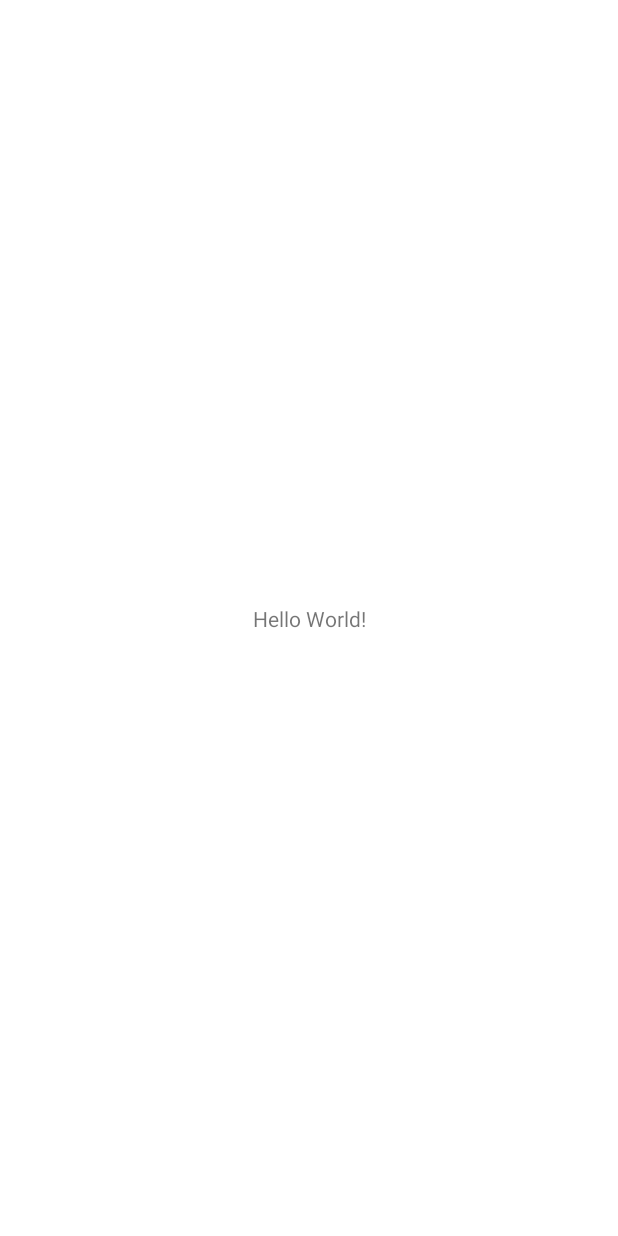
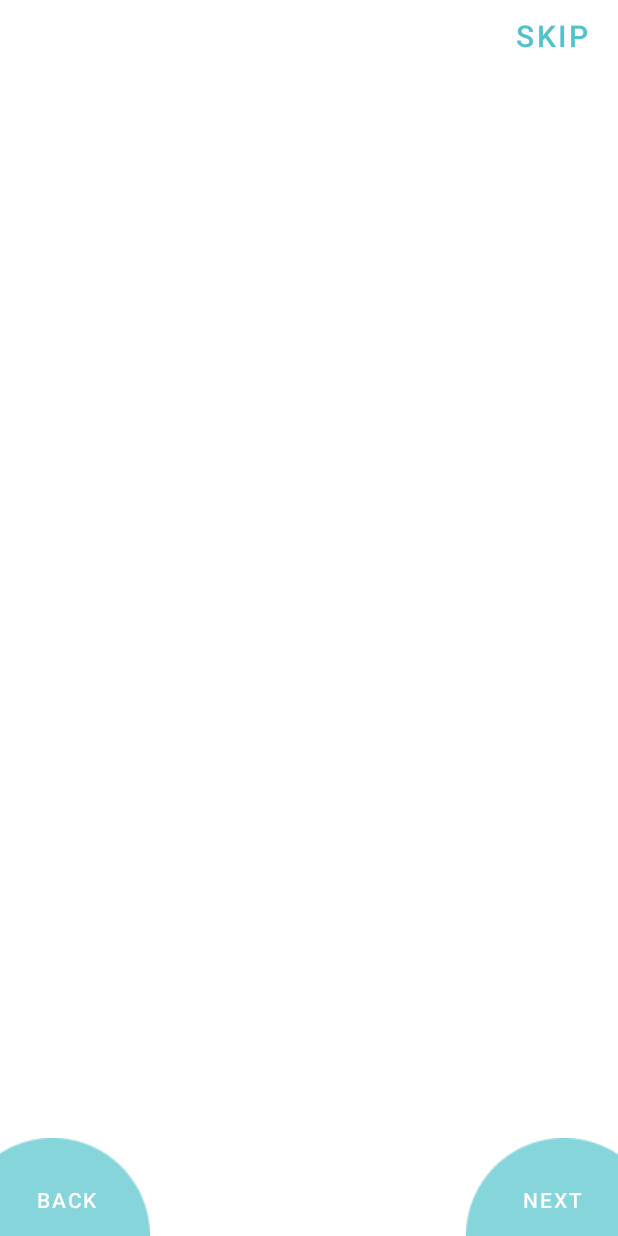
Before and after one commit to chairoel/OnBoarding, an Android app: the screen it shows after launch (MainActivity), on a phone screen of 412 x 824 dp. Before the commit the screen is almost empty. Run offline under Robolectric (Android 15) with nearby library versions, the phone set to English and light mode, and no system bars.

Commit message:
set layout main activity

```diff
--- a/app/src/main/res/layout/activity_main.xml
+++ b/app/src/main/res/layout/activity_main.xml
@@ -6,13 +6,71 @@
     android:layout_height="match_parent"
     tools:context=".MainActivity">
 
-    <TextView
+    <Button
+        android:id="@+id/btnSkip"
         android:layout_width="wrap_content"
         android:layout_height="wrap_content"
-        android:text="Hello World!"
+        android:background="#00000000"
+        android:text="@string/skip"
+        android:textColor="@color/buttonText"
+        android:textSize="20sp"
+        app:layout_constraintEnd_toEndOf="parent"
+        app:layout_constraintTop_toTopOf="parent" />
+
+    <androidx.viewpager.widget.ViewPager
+        android:id="@+id/slideViewPager"
+        android:layout_width="match_parent"
+        android:layout_height="match_parent"
+        android:layout_marginVertical="100dp"
         app:layout_constraintBottom_toBottomOf="parent"
         app:layout_constraintEnd_toEndOf="parent"
         app:layout_constraintStart_toStartOf="parent"
         app:layout_constraintTop_toTopOf="parent" />
 
+    <ImageView
+        android:id="@+id/ellipse1"
+        android:layout_width="wrap_content"
+        android:layout_height="wrap_content"
+        android:src="@drawable/ellipse1"
+        app:layout_constraintBottom_toBottomOf="parent"
+        app:layout_constraintStart_toStartOf="parent" />
+
+    <ImageView
+        android:id="@+id/ellipse2"
+        android:layout_width="wrap_content"
+        android:layout_height="wrap_content"
+        android:src="@drawable/ellipse2"
+        app:layout_constraintBottom_toBottomOf="parent"
+        app:layout_constraintEnd_toEndOf="parent" />
+
+    <Button
+        android:id="@+id/btnBack"
+        android:layout_width="wrap_content"
+        android:layout_height="wrap_content"
+        android:background="#00000000"
+        android:text="@string/back"
+        app:layout_constraintBottom_toBottomOf="parent"
+        app:layout_constraintStart_toStartOf="parent" />
+
+    <Button
+        android:id="@+id/btnNext"
+        android:layout_width="wrap_content"
+        android:layout_height="wrap_content"
+        android:background="#00000000"
+        android:text="@string/next"
+        app:layout_constraintBottom_toBottomOf="parent"
+        app:layout_constraintEnd_toEndOf="@+id/ellipse2" />
+
+    <LinearLayout
+        android:id="@+id/indicator_layout"
+        android:layout_width="wrap_content"
+        android:layout_height="wrap_content"
+        android:orientation="horizontal"
+        android:layout_marginBottom="40dp"
+        app:layout_constraintBottom_toBottomOf="parent"
+        app:layout_constraintEnd_toEndOf="parent"
+        app:layout_constraintStart_toStartOf="@+id/slideViewPager">
+
+    </LinearLayout>
+
 </androidx.constraintlayout.widget.ConstraintLayout>
--- a/app/src/main/res/values/strings.xml
+++ b/app/src/main/res/values/strings.xml
@@ -12,4 +12,7 @@
     <string name="desc_two">Lorem ipsum dolor sit amet, consectetur adipiscing elit, sed do eiusmod tempor incididunt ut labore et dolore magna aliqua</string>
     <string name="desc_three">Lorem ipsum dolor sit amet, consectetur adipiscing elit, sed do eiusmod tempor incididunt ut labore et dolore magna aliqua</string>
     <string name="desc_fourth">Lorem ipsum dolor sit amet, consectetur adipiscing elit, sed do eiusmod tempor incididunt ut labore et dolore magna aliqua</string>
+    <string name="skip">Skip</string>
+    <string name="back">Back</string>
+    <string name="next">Next</string>
 </resources>
```
